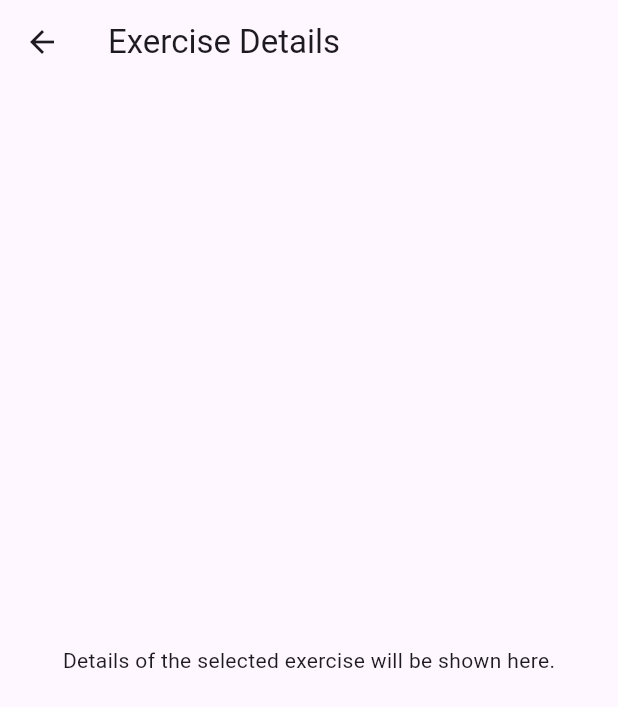
After one commit to vamsikandula03/gymbuddies-fitnesstrackerapp, a Flutter app: the Exercisepage screen opened directly, on a phone screen of 412 x 824 dp. The commit adds this screen. Shown: the top 707 px of the screen. Run offline on Flutter 3.47's test engine with Material 3 defaults, Android fonts, the phone set to English and light mode, and no system bars.

Commit message:
added exercise page and a navigation from homepage

```diff
--- /dev/null
+++ b/gym_buddy/lib/Exercisepage.dart
@@ -0,0 +1,17 @@
+import "package:flutter/material.dart";
+
+class Exercisepage extends StatelessWidget {
+  const Exercisepage({super.key});
+
+  @override
+  Widget build(BuildContext context) {
+    return Scaffold(
+      appBar: AppBar(
+        title: Text('Exercise Details'),
+      ),
+      body: Center(
+        child: Text('Details of the selected exercise will be shown here.'),
+      ),
+    );
+  }
+}
```
Also changed, not shown: gym_buddy/lib/Homepage.dart (+6 -3 lines), 1 other file.
